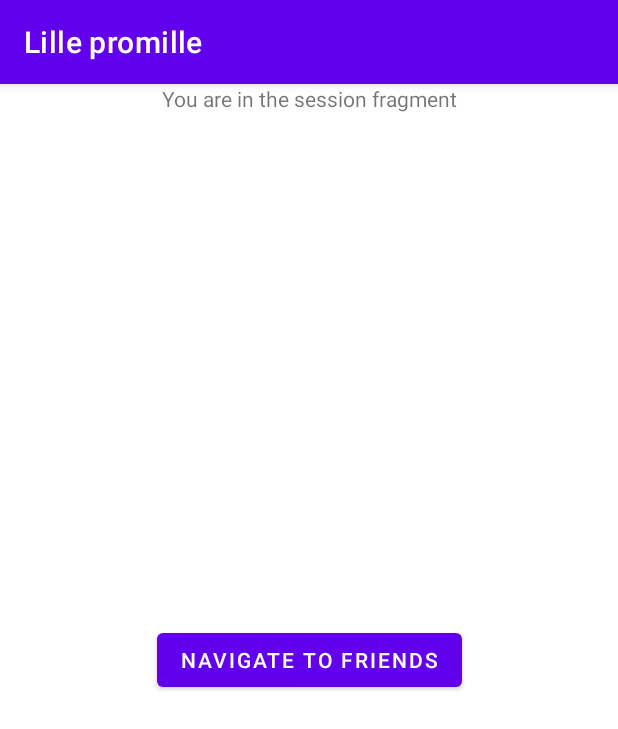
After one commit to JoakimAa/Kjoerbar2.0, an Android app: the fragment SessionFragment shown on its own in the app's theme, on a phone screen of 412 x 824 dp. The commit adds this screen. Shown: the top 729 px of the screen. Run offline under Robolectric (Android 15) with nearby library versions, the phone set to English and light mode, and no system bars.

Commit message:
Added more dependencies and plugins. First experiementation of navigation is now working with a button

```diff
--- a/app/app/src/main/AndroidManifest.xml
+++ b/app/app/src/main/AndroidManifest.xml
@@ -37,12 +37,13 @@
             <!-- Main Activity set for launcher while making the GUI -->
             <intent-filter>
                 <action android:name="android.intent.action.MAIN" />
+
                 <category android:name="android.intent.category.LAUNCHER" />
             </intent-filter>
         </activity>
         <activity
             android:name=".activities.SignInActivity"
-            android:exported="true"/>
+            android:exported="true" />
     </application>
 
 </manifest>
--- /dev/null
+++ b/app/app/src/main/java/com/illusion_softworks/kjoerbar/fragments/SessionFragment.java
@@ -0,0 +1,84 @@
+package com.illusion_softworks.kjoerbar.fragments;
+
+import android.os.Bundle;
+
+import androidx.fragment.app.Fragment;
+import androidx.navigation.Navigation;
+
+import android.util.Log;
+import android.view.LayoutInflater;
+import android.view.View;
+import android.view.ViewGroup;
+import android.widget.Button;
+import android.widget.Toast;
+
+import com.illusion_softworks.kjoerbar.R;
+
+/**
+ * A simple {@link Fragment} subclass.
+ * Use the {@link SessionFragment#newInstance} factory method to
+ * create an instance of this fragment.
+ */
+public class SessionFragment extends Fragment {
+
+    // TODO: Rename parameter arguments, choose names that match
+    // the fragment initialization parameters, e.g. ARG_ITEM_NUMBER
+    private static final String ARG_PARAM1 = "param1";
+    private static final String ARG_PARAM2 = "param2";
+
+    // TODO: Rename and change types of parameters
+    private String mParam1;
+    private String mParam2;
+
+    private Button navigationButton;
+
+    public SessionFragment() {
+        // Required empty public constructor
+    }
+
+    /**
+     * Use this factory method to create a new instance of
+     * this fragment using the provided parameters.
+     *
+     * @param param1 Parameter 1.
+     * @param param2 Parameter 2.
+     * @return A new instance of fragment SessionFragment.
+     */
+    // TODO: Rename and change types and number of parameters
+    public static SessionFragment newInstance(String param1, String param2) {
+        SessionFragment fragment = new SessionFragment();
+        Bundle args = new Bundle();
+        args.putString(ARG_PARAM1, param1);
+        args.putString(ARG_PARAM2, param2);
+        fragment.setArguments(args);
+        return fragment;
+    }
+
+    @Override
+    public void onCreate(Bundle savedInstanceState) {
+        super.onCreate(savedInstanceState);
+        if (getArguments() != null) {
+            mParam1 = getArguments().getString(ARG_PARAM1);
+            mParam2 = getArguments().getString(ARG_PARAM2);
+        }
+    }
+
+    @Override
+    public View onCreateView(LayoutInflater inflater, ViewGroup container,
+                             Bundle savedInstanceState) {
+        View view = inflater.inflate(R.layout.fragment_session, container, false);
+
+        navigationButton = view.findViewById(R.id.navigate_to_friends_button);
+
+        navigationButton.setOnClickListener(new View.OnClickListener() {
+            @Override
+            public void onClick(View view) {
+                Log.i("BRUH", "Navigation Button Clicked");
+                Navigation.findNavController(view).navigate(R.id.action_sessionFragment_to_friendsFragment);
+                Toast.makeText(getActivity(), "Bruh", Toast.LENGTH_LONG);
+            }
+        });
+
+        return view;
+    }
+}
--- /dev/null
+++ b/app/app/src/main/res/layout/fragment_session.xml
@@ -0,0 +1,25 @@
+<?xml version="1.0" encoding="utf-8"?>
+<androidx.constraintlayout.widget.ConstraintLayout xmlns:android="http://schemas.android.com/apk/res/android"
+    xmlns:app="http://schemas.android.com/apk/res-auto"
+    xmlns:tools="http://schemas.android.com/tools"
+    android:layout_width="match_parent"
+    android:layout_height="match_parent"
+    tools:context=".fragments.SessionFragment">
+
+    <TextView
+        android:layout_width="match_parent"
+        android:layout_height="match_parent"
+        android:gravity="center|top"
+        android:text="You are in the session fragment" />
+
+    <Button
+        android:id="@+id/navigate_to_friends_button"
+        android:layout_width="wrap_content"
+        android:layout_height="wrap_content"
+        android:text="Navigate To Friends"
+        app:layout_constraintBottom_toBottomOf="parent"
+        app:layout_constraintEnd_toEndOf="parent"
+        app:layout_constraintStart_toStartOf="parent"
+        app:layout_constraintTop_toTopOf="parent" />
+
+</androidx.constraintlayout.widget.ConstraintLayout>
--- a/app/app/src/main/res/values/strings.xml
+++ b/app/app/src/main/res/values/strings.xml
@@ -17,5 +17,7 @@
     <string name="alcohol_unit_catalog">Alcohol Catalog</string>
     <string name="nav_open">Open</string>
     <string name="nav_close">Close</string>
+    <!-- TODO: Remove or change this placeholder text -->
+    <string name="hello_blank_fragment">Hello blank fragment</string>
 
 </resources>
--- a/app/build.gradle
+++ b/app/build.gradle
@@ -5,10 +5,11 @@ buildscript {
         mavenCentral()
     }
     dependencies {
+        def nav_version = "2.3.5"
+
         classpath "com.android.tools.build:gradle:7.0.2"
         classpath 'com.google.gms:google-services:4.3.10'
-        // NOTE: Do not place your application dependencies here; they belong
-        // in the individual module build.gradle files
+        classpath "androidx.navigation:navigation-safe-args-gradle-plugin:$nav_version"
     }
 }
 
```
Also changed, not shown: app/app/build.gradle (+11 -4 lines), app/app/src/main/java/com/illusion_softworks/kjoerbar/activities/MainActivity.java (+51 -38 lines), app/app/src/main/java/com/illusion_softworks/kjoerbar/fragments/friendsFragment.java (added, +38 -0 lines), app/app/src/main/res/layout/activity_main.xml (+26 -12 lines), app/app/src/main/res/layout/fragment_friends.xml (added, +14 -0 lines), app/app/src/main/res/navigation/main_graph.xml (+17 -1 lines).
